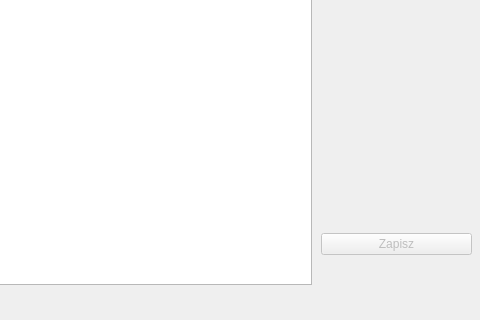
This is mainwindow.ui in KFugler/ProjektPk4 as Qt 5 draws it before an edit; both pictures show x 329 to 809 and y 286 to 606 of the 809 by 606 pixel window. The edited form follows.
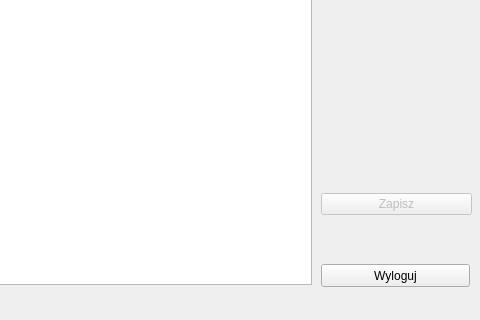
This is the edited form.

```diff
--- a/mainwindow.ui
+++ b/mainwindow.ui
@@ -148,7 +148,7 @@
     <property name="geometry">
      <rect>
       <x>650</x>
-      <y>490</y>
+      <y>450</y>
       <width>151</width>
       <height>80</height>
      </rect>
@@ -166,6 +166,19 @@
      </item>
     </layout>
    </widget>
+   <widget class="QPushButton" name="logoutButton">
+    <property name="geometry">
+     <rect>
+      <x>650</x>
+      <y>550</y>
+      <width>149</width>
+      <height>23</height>
+     </rect>
+    </property>
+    <property name="text">
+     <string>Wyloguj</string>
+    </property>
+   </widget>
   </widget>
  </widget>
  <resources/>
```
